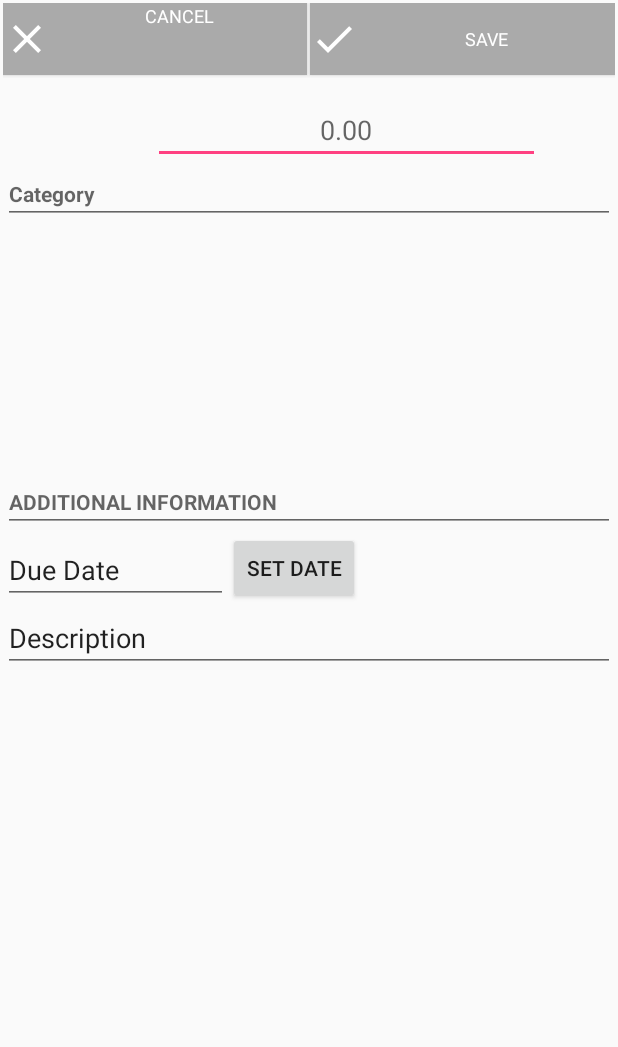
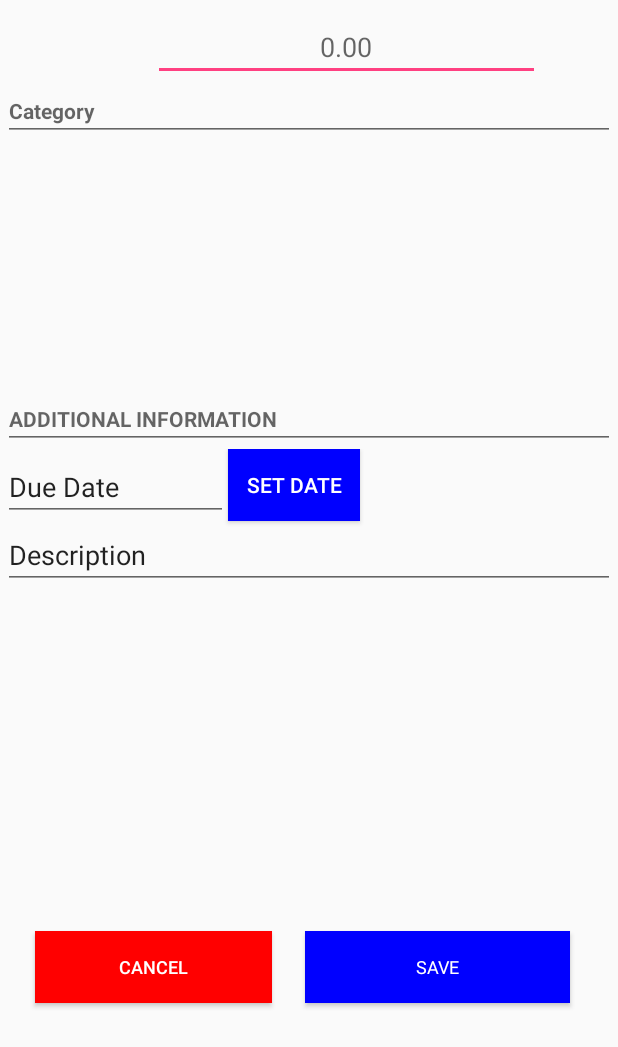
Before and after one commit to GRACEMULI/debt_management, an Android app: the fragment AddNewExpense shown on its own in the app's theme, on a phone screen of 412 x 824 dp. Shown: the top 1047 px of the screen. Run offline under Robolectric (Android 15) with nearby library versions, the phone set to English and light mode, and no system bars; 1 statement that could not run was skipped.

Commit message:
Design and debugging
Increased color and fixed some errors

```diff
--- a/app/src/main/java/com/example/jasper/manageexpense/Tab2.java
+++ b/app/src/main/java/com/example/jasper/manageexpense/Tab2.java
@@ -169,7 +169,7 @@ public class Tab2 extends Activity implements AdapterView.OnItemSelectedListener
                     InputMethodManager imm_note = (InputMethodManager)
                             getSystemService(Context.INPUT_METHOD_SERVICE);
                     imm_note.hideSoftInputFromWindow(note.getWindowToken(), 0);
-                    Toast.makeText(Tab2.this, "New Expense Added!", Toast.LENGTH_LONG).show();
+                    Toast.makeText(Tab2.this, "New Debt Added!", Toast.LENGTH_LONG).show();
 
                     for(int i = 0; i < category_add.length(); i++);
                     if(category_add == null) {
--- a/app/src/main/res/layout/tab2.xml
+++ b/app/src/main/res/layout/tab2.xml
@@ -1,74 +1,11 @@
 <LinearLayout xmlns:android="http://schemas.android.com/apk/res/android"
+    xmlns:app="http://schemas.android.com/apk/res-auto"
+    xmlns:tools="http://schemas.android.com/tools"
     android:layout_width="match_parent"
     android:layout_height="match_parent"
     android:orientation="vertical"
     android:padding="2dp"
     android:weightSum="1">
-
-    <RelativeLayout
-        android:layout_width="match_parent"
-        android:layout_height="wrap_content"
-        android:layout_marginBottom="5dp"
-        android:orientation="horizontal">
-
-
-        <RelativeLayout
-            android:id="@+id/relativeLayout"
-            android:layout_width="wrap_content"
-            android:layout_height="wrap_content"
-            android:orientation="horizontal"
-            android:weightSum="1">
-
-        </RelativeLayout>
-
-        <Button
-            android:id="@+id/btnCancel"
-            android:layout_width="match_parent"
-            android:layout_height="wrap_content"
-
-            android:layout_below="@+id/relativeLayout"
-            android:layout_toLeftOf="@+id/textView3"
-            android:layout_toRightOf="@+id/relativeLayout"
-            android:layout_toStartOf="@+id/textView3"
-            android:layout_weight="124"
-            android:background="@android:color/darker_gray"
-            android:drawableLeft="@mipmap/closel"
-            android:drawableStart="@mipmap/closel"
-            android:text="CANCEL"
-            android:textAlignment="center"
-            android:textAppearance="@style/TextAppearance.AppCompat"
-            android:textColor="@android:color/background_light"
-            android:textSize="12sp"
-            android:gravity="center_horizontal" />
-
-        <TextView
-            android:id="@+id/textView3"
-            android:layout_width="2dp"
-            android:layout_height="50dp"
-            android:layout_below="@+id/relativeLayout"
-            android:layout_centerHorizontal="true"
-            android:text="|"
-            android:textSize="36sp" />
-
-        <Button
-            android:id="@+id/btnSave"
-            android:layout_width="match_parent"
-            android:layout_height="wrap_content"
-            android:layout_alignParentEnd="true"
-            android:layout_alignParentRight="true"
-            android:layout_alignParentTop="true"
-            android:layout_toEndOf="@+id/textView3"
-            android:layout_toRightOf="@+id/textView3"
-            android:background="@android:color/darker_gray"
-            android:drawableLeft="@mipmap/checkl"
-            android:drawableStart="@mipmap/checkl"
-            android:text="SAVE"
-            android:textAppearance="@style/TextAppearance.AppCompat"
-            android:textColor="@android:color/background_light"
-            android:textSize="12sp" />
-
-
-    </RelativeLayout>
 
     <LinearLayout
         android:layout_width="match_parent"
@@ -146,7 +83,7 @@
 
     <ScrollView
         android:layout_width="match_parent"
-        android:layout_height="match_parent">
+        android:layout_height="205dp">
 
         <RelativeLayout
             android:layout_width="match_parent"
@@ -158,8 +95,8 @@
                 android:layout_width="150dp"
                 android:layout_height="wrap_content"
                 android:layout_above="@+id/editNote"
+                android:layout_alignParentStart="true"
                 android:layout_alignParentLeft="true"
-                android:layout_alignParentStart="true"
                 android:ems="10"
                 android:inputType="textPersonName"
                 android:text="Due Date" />
@@ -172,15 +109,18 @@
                 android:layout_toEndOf="@+id/editDate"
                 android:layout_toRightOf="@+id/editDate"
                 android:onClick="setDate"
-                android:text="Set Date" />
+                android:text="Set Date"
+                android:background="@color/myBlueColor"
+                android:textColor="@android:color/white"
+                />
 
             <EditText
                 android:id="@+id/editNote"
                 android:layout_width="match_parent"
                 android:layout_height="wrap_content"
+                android:layout_below="@+id/btnSetDate"
+                android:layout_alignParentStart="true"
                 android:layout_alignParentLeft="true"
-                android:layout_alignParentStart="true"
-                android:layout_below="@+id/btnSetDate"
                 android:ems="10"
                 android:inputType="textPersonName"
                 android:text="Description" />
@@ -188,4 +128,68 @@
         </RelativeLayout>
     </ScrollView>
 
+    <RelativeLayout
+        android:layout_width="match_parent"
+        android:layout_height="326dp"
+        android:layout_marginBottom="5dp"
+        android:orientation="horizontal">
+
+
+        <RelativeLayout
+            android:id="@+id/relativeLayout"
+            android:layout_width="wrap_content"
+            android:layout_height="wrap_content"
+            android:orientation="horizontal"
+            android:weightSum="1">
+
+        </RelativeLayout>
+
+        <Button
+            android:id="@+id/btnCancel"
+            android:layout_width="158dp"
+            android:layout_height="wrap_content"
+            android:layout_below="@+id/relativeLayout"
+            android:layout_marginLeft="22dp"
+            android:layout_marginTop="116dp"
+            android:layout_marginEnd="23dp"
+            android:layout_marginRight="23dp"
+            android:layout_toStartOf="@+id/textView3"
+            android:layout_toLeftOf="@+id/textView3"
+            android:background="@color/myRedColor"
+            android:text="CANCEL"
+            android:textColor="@android:color/white"
+            android:textSize="12sp"/>
+
+        <TextView
+            android:id="@+id/textView3"
+            android:layout_width="2dp"
+            android:layout_height="50dp"
+            android:layout_below="@+id/relativeLayout"
+            android:layout_centerHorizontal="true"
+            android:text="|"
+            android:textSize="36sp" />
+
+        <Button
+            android:id="@+id/btnSave"
+            android:layout_width="176dp"
+            android:layout_height="wrap_content"
+            android:layout_alignParentTop="true"
+            android:layout_alignParentEnd="true"
+            android:layout_alignParentRight="true"
+            android:layout_marginStart="-3dp"
+            android:layout_marginLeft="-3dp"
+            android:layout_marginTop="116dp"
+            android:layout_marginEnd="30dp"
+            android:layout_marginRight="30dp"
+            android:layout_toEndOf="@+id/textView3"
+            android:layout_toRightOf="@+id/textView3"
+            android:background="@color/myBlueColor"
+            android:text="SAVE"
+            android:textAppearance="@style/TextAppearance.AppCompat"
+            android:textColor="@android:color/white"
+            android:textSize="12sp" />
+
+
+    </RelativeLayout>
+
 </LinearLayout>
--- a/app/src/main/res/values/colors.xml
+++ b/app/src/main/res/values/colors.xml
@@ -3,4 +3,7 @@
     <color name="colorPrimary">#3f51b5</color>
     <color name="colorPrimaryDark">#303f9f</color>
     <color name="colorAccent">#ff4081</color>
+    <color name="myBlueColor">#0000ff</color>
+    <color name="myRedColor">#FF0000</color>
+
 </resources>
```
Also changed, not shown: app/src/main/res/layout/tab1.xml (+4 -8 lines), app/src/main/res/layout/tab4.xml (+6 -8 lines).
